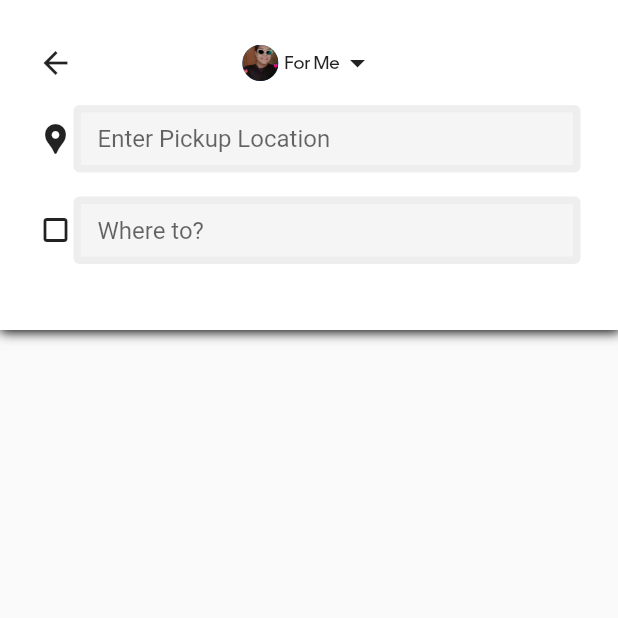
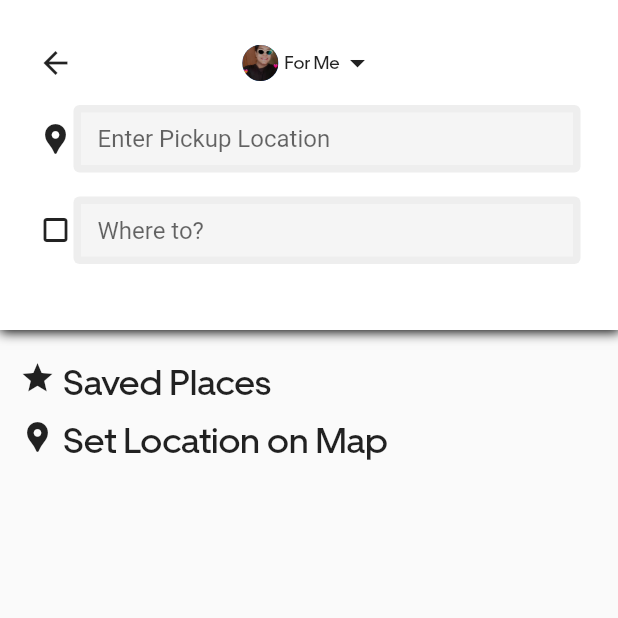
Before and after one commit to DevatYHY/Uber, a Flutter app: the SearchScreen screen opened directly, on a phone screen of 412 x 824 dp, the top half of it. Run offline on Flutter 3.47's test engine with Material 2 defaults, Android fonts, the phone set to English and light mode, and no system bars; our stand-ins replace animated_splash_screen, firebase_auth, firebase_core, firebase_database, fluttertoast, geolocator and 3 more; accounts and stored records are empty.

Commit message:
added Saved Places and Set Location Map

```diff
--- a/lib/AllScreens/searching.dart
+++ b/lib/AllScreens/searching.dart
@@ -107,10 +107,44 @@ class _SearchScreenState extends State<SearchScreen> {
                 )
               ]) ,
             ),
-          )
+          ),
+          SizedBox(height: 20.0,),
+          Column(
+            children: [
+              Row(
+                mainAxisAlignment: MainAxisAlignment.start,
+                crossAxisAlignment: CrossAxisAlignment.start,
+
+              children: [
+                Padding(
+                  padding: EdgeInsets.only(left:13.0),
+                ),
+                Icon(Icons.star),
+                SizedBox(width:5.0),
+                Text("Saved Places",style:TextStyle(fontFamily:"Uber Move",fontSize:24.0) ),
+
+              ],
+            ),
+            SizedBox(height:10.0),
+            Row(
+                mainAxisAlignment: MainAxisAlignment.start,
+                crossAxisAlignment: CrossAxisAlignment.start,
+
+              children: [
+                Padding(
+                  padding: EdgeInsets.only(left:13.0),
+                ),
+                Icon(Icons.location_pin),
+                SizedBox(width:5.0),
+                Text("Set Location on Map",style:TextStyle(fontFamily:"Uber Move",fontSize:24.0) ),
+
+              ],
+            ),
+            ],
+          ),
+
         ],
       )
-
     );
   }
 }
```
